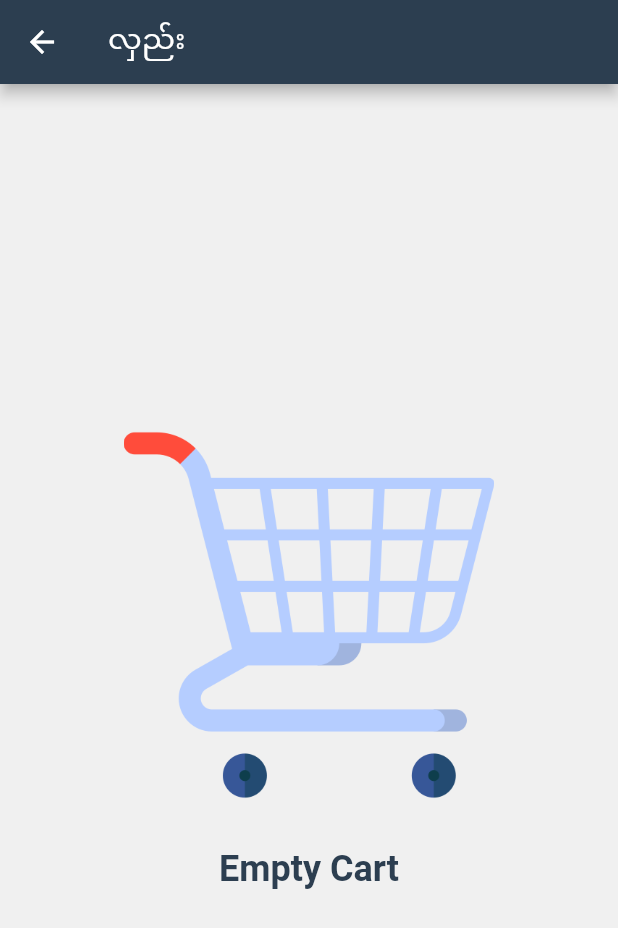
After one commit to naing-pyae-hlyan/stmledger, a Flutter app: the CartPage screen opened directly, on a phone screen of 412 x 824 dp. The commit adds this screen. Shown: the top 928 px of the screen. Run offline on Flutter 3.47's test engine with Material 2 defaults, Android fonts, the phone set to English and light mode, and no system bars; our stand-ins replace device_info_plus, fluttertoast, image_picker, multi_select_flutter, package_info_plus; missing offline and left inert: add_to_cart_animation.

Commit message:
Empty Cart UI

```diff
--- /dev/null
+++ b/lib/ui/pages/sale/cart_page.dart
@@ -0,0 +1,45 @@
+import '../../../lib_exp.dart';
+
+class CartPage extends StatefulWidget {
+  const CartPage({Key? key}) : super(key: key);
+
+  @override
+  _CartPageState createState() => _CartPageState();
+}
+
+class _CartPageState extends State<CartPage> {
+  @override
+  Widget build(BuildContext context) {
+    return Scaffold(
+      appBar: AppBar(
+        title: const Text('လှည်း'),
+        automaticallyImplyLeading: true,
+        centerTitle: false,
+      ),
+      body: _body(),
+    );
+  }
+
+  Widget _body() => Center(
+        child: Column(
+          mainAxisAlignment: MainAxisAlignment.center,
+          children: <Widget>[
+            Image.asset(
+              'assets/icons/empty_cart.png',
+              width: context.width * 0.6,
+              height: context.width * 0.6,
+              fit: BoxFit.contain,
+            ),
+            const SizedBox(height: 32),
+            Text(
+              'Empty Cart',
+              style: TextStyle(
+                fontWeight: FontWeight.w700,
+                fontSize: 24,
+                color: AppColors.primaryColor,
+              ),
+            ),
+          ],
+        ),
+      );
+}
--- a/lib/ui/pages/sale/sale_exp.dart
+++ b/lib/ui/pages/sale/sale_exp.dart
@@ -1,2 +1,3 @@
 export 'sale_home_page.dart';
 export 'voucher_page.dart';
+export 'cart_page.dart';
--- a/lib/ui/pages/sale/sale_home_page.dart
+++ b/lib/ui/pages/sale/sale_home_page.dart
@@ -72,10 +72,13 @@ class _SaleHomePageState extends State<SaleHomePage> {
           title: const Text('အရောင်း'),
           actions: [
             InkWell(
-              onTap: () => context.push(VoucherPage(
-                products: _saleCtrl.getConfirmedCartList,
-                totalAmount: _saleCtrl.totalAmount,
-              )),
+              onTap: () => context.push(
+                const CartPage(),
+                // VoucherPage(
+                //   products: _saleCtrl.getConfirmedCartList,
+                //   totalAmount: _saleCtrl.totalAmount,
+                // ),
+              ),
               borderRadius: BorderRadius.circular(16),
               child: AddToCartIcon(
                 key: gkCart,
```
Also changed, not shown: assets/icons/empty_cart.png (added).
